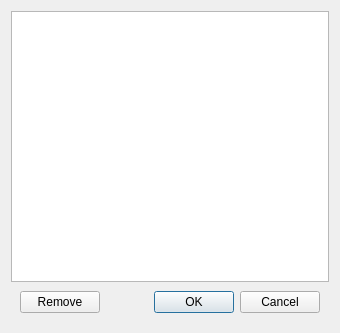
Above: composer-gui/ui/PerspectiveManager.ui from TeleMidia/nclcomposer before the change. Below: the same form after it.
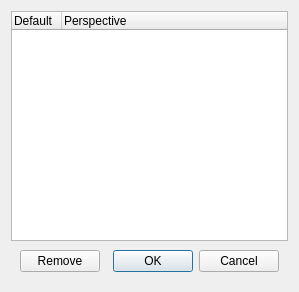
That is the form after the change. Icons and pictures are not drawn.

Commit message:
[gui] maint: Add default perspective support.
* include/ComposerMainWindow.h: Likewise.
* include/PerspectiveManager.h: Likewise.
* src/ComposerMainWindow.cpp: Likewise.
* src/PerspectiveManager.cpp: Likewise.
* ui/PerspectiveManager.ui: Likewise.

```diff
--- a/composer-gui/ui/PerspectiveManager.ui
+++ b/composer-gui/ui/PerspectiveManager.ui
@@ -6,8 +6,8 @@
    <rect>
     <x>0</x>
     <y>0</y>
-    <width>340</width>
-    <height>333</height>
+    <width>299</width>
+    <height>292</height>
    </rect>
   </property>
   <property name="windowTitle">
@@ -30,22 +30,21 @@
        <number>0</number>
       </property>
       <item>
-       <widget class="QTableWidget" name="tableWidget">
+       <widget class="QTreeWidget" name="treeWidget">
         <property name="lineWidth">
          <number>0</number>
         </property>
-        <attribute name="horizontalHeaderVisible">
-         <bool>false</bool>
+        <attribute name="headerDefaultSectionSize">
+         <number>50</number>
         </attribute>
-        <attribute name="horizontalHeaderStretchLastSection">
-         <bool>true</bool>
-        </attribute>
-        <attribute name="verticalHeaderVisible">
-         <bool>false</bool>
-        </attribute>
         <column>
          <property name="text">
-          <string>Perspective Name</string>
+          <string>Default</string>
+         </property>
+        </column>
+        <column>
+         <property name="text">
+          <string>Perspective</string>
          </property>
         </column>
        </widget>
```
The commit also changes 4 other files.
